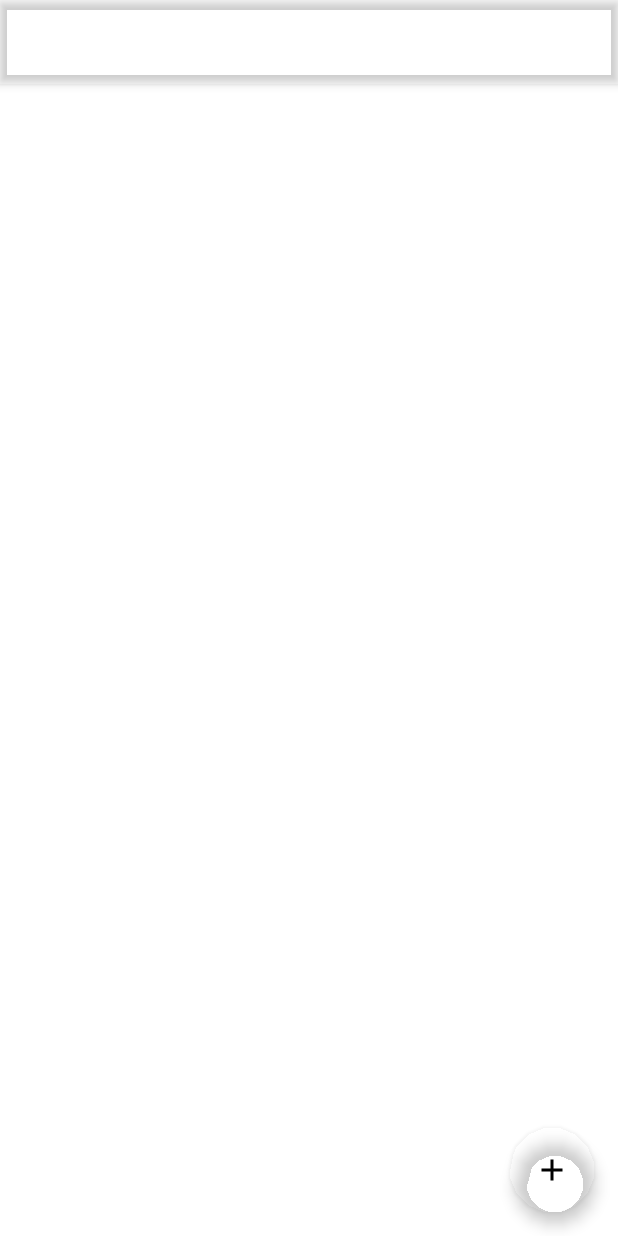
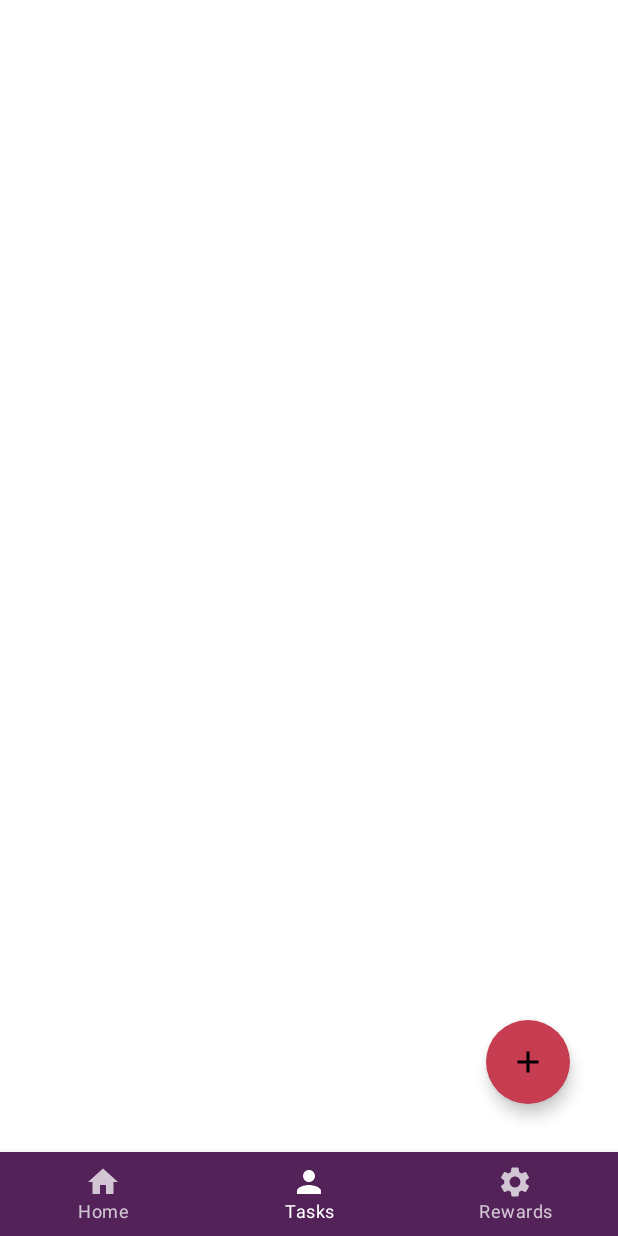
Before and after one commit to hokujiro/notchi, an Android app built with Jetpack Compose: the screen it shows after launch (MainActivity), on a phone screen of 412 x 824 dp. Run offline under Robolectric (Android 15) with nearby library versions, the phone set to English and light mode, and no system bars; our stand-ins replace Room's generated code; libraries missing offline, so code that uses them is left out: io.appwrite, io.appwrite.services; 2 statements that could not run were skipped.

Commit message:
changed theme and screens

```diff
--- a/app/src/main/AndroidManifest.xml
+++ b/app/src/main/AndroidManifest.xml
@@ -23,6 +23,8 @@
                 <category android:name="android.intent.category.LAUNCHER" />
             </intent-filter>
         </activity>
+        <activity android:name=".presentation.home.HomeActivity" />
+        <activity android:name=".presentation.rewards.RewardsActivity" />
 
         <activity android:name="io.appwrite.views.CallbackActivity" android:exported="true">
             <intent-filter android:label="android_web_auth">
--- a/app/src/main/java/com/example/madetoliveapp/domain/usecase/DeleteTaskUseCase.kt
+++ b/app/src/main/java/com/example/madetoliveapp/domain/usecase/DeleteTaskUseCase.kt
@@ -6,6 +6,6 @@ import com.example.madetoliveapp.domain.model.TaskModel
 
 class DeleteTaskUseCase(private val taskRepository: TaskRepository) {
     suspend fun execute(task: TaskModel) {
-//        taskRepository.deleteTask(task)
+        taskRepository.deleteTask(task)
     }
 }
--- /dev/null
+++ b/app/src/main/java/com/example/madetoliveapp/presentation/components/BottomNavigationBar.kt
@@ -0,0 +1,58 @@
+package com.example.madetoliveapp.presentation.components
+
+import android.app.Activity
+import android.content.Intent
+import androidx.compose.material.BottomNavigation
+import androidx.compose.material.BottomNavigationItem
+import androidx.compose.material.Icon
+import androidx.compose.material.Text
+import androidx.compose.material.icons.Icons
+import androidx.compose.material.icons.filled.Home
+import androidx.compose.material.icons.filled.Person
+import androidx.compose.material.icons.filled.Settings
+import androidx.compose.runtime.Composable
+import androidx.compose.ui.platform.LocalContext
+import com.example.madetoliveapp.presentation.daily.MainActivity
+import com.example.madetoliveapp.presentation.home.HomeActivity
+import com.example.madetoliveapp.presentation.rewards.RewardsActivity
+
+@Composable
+fun BottomNavigationBar(selectedRoute: String) {
+    val context = LocalContext.current
+
+    BottomNavigation {
+        BottomNavigationItem(
+            icon = { Icon(Icons.Default.Home, contentDescription = "Home") },
+            label = { Text("Home") },
+            selected = selectedRoute == "home",
+            onClick = {
+                if (selectedRoute != "home") {
+                    context.startActivity(Intent(context, HomeActivity::class.java))
+                    (context as Activity).overridePendingTransition(android.R.anim.fade_in, android.R.anim.fade_out)
+                }
+            }
+        )
+        BottomNavigationItem(
+            icon = { Icon(Icons.Default.Person, contentDescription = "Tasks") },
+            label = { Text("Tasks") },
+            selected = selectedRoute == "tasks",
+            onClick = {
+                if (selectedRoute != "tasks") {
+                    context.startActivity(Intent(context, MainActivity::class.java))
+                    (context as Activity).overridePendingTransition(android.R.anim.fade_in, android.R.anim.fade_out)
+                }
+            }
+        )
+        BottomNavigationItem(
+            icon = { Icon(Icons.Default.Settings, contentDescription = "Rewards") },
+            label = { Text("Rewards") },
+            selected = selectedRoute == "rewards",
+            onClick = {
+                if (selectedRoute != "rewards") {
+                    context.startActivity(Intent(context, RewardsActivity::class.java))
+                    (context as Activity).overridePendingTransition(android.R.anim.fade_in, android.R.anim.fade_out)
+                }
+            }
+        )
+    }
+}
--- a/app/src/main/java/com/example/madetoliveapp/presentation/daily/screens/TaskListScreen.kt
+++ b/app/src/main/java/com/example/madetoliveapp/presentation/daily/screens/TaskListScreen.kt
@@ -17,6 +17,7 @@ import androidx.compose.material.icons.Icons
 import androidx.compose.material.icons.filled.Add
 import androidx.compose.runtime.*
 import com.example.madetoliveapp.domain.model.TaskModel
+import com.example.madetoliveapp.presentation.components.BottomNavigationBar
 import java.text.SimpleDateFormat
 import java.util.Date
 
@@ -32,12 +33,11 @@ fun TaskListScreen(taskViewModel: TaskViewModel = koinViewModel()) {
     }
     // Mostrar la lista de tareas
     Scaffold(
-        topBar = {
-            TopAppBar(title = { Text("Lista de Tareas") })
-        },
+        bottomBar = { BottomNavigationBar(selectedRoute = "tasks") },
         floatingActionButton = {
+            FloatingActionButton(
+                onClick = {
                     val parsedDate: Date = dateFormat.parse("2-10-2013") as Date
-            FloatingActionButton(onClick = {
                     val newTask = TaskModel(
                         title = "Nueva tarea",
                         checked = false,
@@ -47,18 +47,27 @@ fun TaskListScreen(taskViewModel: TaskViewModel = koinViewModel()) {
                         points = null
                     )
                     taskViewModel.addTask(newTask)
-            }) {
+                },
+                modifier = Modifier.padding(16.dp) // Adjust padding to prevent overlap
+            ) {
                 Icon(Icons.Default.Add, contentDescription = "Agregar tarea")
             }
         }
     ) { paddingValues ->
-        TaskList(tasks, taskViewModel::toggleTaskCompletion, Modifier.padding(paddingValues))
+        TaskList(
+            tasks = tasks,
+            onTaskClick = taskViewModel::toggleTaskCompletion,
+            modifier = Modifier.padding(paddingValues) // Apply padding from Scaffold
+        )
     }
 }
 
 @Composable
 fun TaskList(tasks: List<TaskModel>, onTaskClick: (Int) -> Unit, modifier: Modifier = Modifier) {
-    LazyColumn(modifier = modifier) {
+    LazyColumn(
+        modifier = modifier.padding(bottom = 56.dp)
+            .padding(WindowInsets.systemBars.asPaddingValues()) // Account for system bars
+    ) {
         items(tasks) { task ->
             TaskItem(task, onTaskClick)
         }
--- a/app/src/main/java/com/example/madetoliveapp/presentation/theme/AppTheme.kt
+++ b/app/src/main/java/com/example/madetoliveapp/presentation/theme/AppTheme.kt
@@ -10,17 +10,17 @@ import androidx.compose.ui.graphics.Color
 
 // Definir los colores claros y oscuros
 private val DarkColorPalette = darkColors(
-    primary = Color(0x522258),
-    primaryVariant = Color(0x8C3061),
-    secondary = Color(0xC63C51),
-    secondaryVariant = Color(0xD95F59)
+    primary = Color(0xFF522258),
+    primaryVariant = Color(0xFF8C3061),
+    secondary = Color(0xFFC63C51),
+    secondaryVariant = Color(0xFFD95F59)
 )
 
 private val LightColorPalette = lightColors(
-    primary = Color(0xFFC5C5),
-    primaryVariant = Color(0xFFEBD8),
-    secondary = Color(0xC7DCA7),
-    secondaryVariant = Color(0x89B9AD)
+    primary = Color(0xFF522258),
+    primaryVariant = Color(0xFF8C3061),
+    secondary = Color(0xFFC63C51),
+    secondaryVariant = Color(0xFFD95F59)
 )
 
 @Composable
@@ -36,8 +36,8 @@ fun AppTheme(
 
     MaterialTheme(
         colors = colors,
+        shapes = Shapes,
         typography = Typography,
-        shapes = Shapes,
         content = content
     )
 }
--- a/build.gradle
+++ b/build.gradle
@@ -3,6 +3,7 @@ buildscript {
     repositories {
         google()
         mavenCentral()
+        maven { url 'https://jitpack.io' }
     }
     dependencies {
         classpath "com.android.tools.build:gradle:8.1.2" // Update to AGP 8.1.1 or latest
```
Also changed, not shown: app/build.gradle (+9 -1 lines), app/src/main/java/com/example/madetoliveapp/presentation/components/SingleRowCalendarView.kt (added, +184 -0 lines), app/src/main/java/com/example/madetoliveapp/presentation/components/TaskComponent.kt (added, +64 -0 lines), app/src/main/java/com/example/madetoliveapp/presentation/extensions/CalendarDataSource.kt (added, +52 -0 lines), app/src/main/java/com/example/madetoliveapp/presentation/home/HomeActivity.kt (added, +19 -0 lines), app/src/main/java/com/example/madetoliveapp/presentation/home/screens/HomeScreen.kt (added, +46 -0 lines), app/src/main/java/com/example/madetoliveapp/presentation/model/CalendarUiModel.kt (added, +21 -0 lines), app/src/main/java/com/example/madetoliveapp/presentation/rewards/RewardsActivity.kt (added, +19 -0 lines), app/src/main/java/com/example/madetoliveapp/presentation/rewards/screens/RewardsScreen.kt (added, +92 -0 lines), app/src/main/res/layout/default_date_item.xml (added, +22 -0 lines), app/src/main/res/layout/selected_date_item.xml (added, +23 -0 lines). Lines whose indentation alone changed are shown as unchanged.
